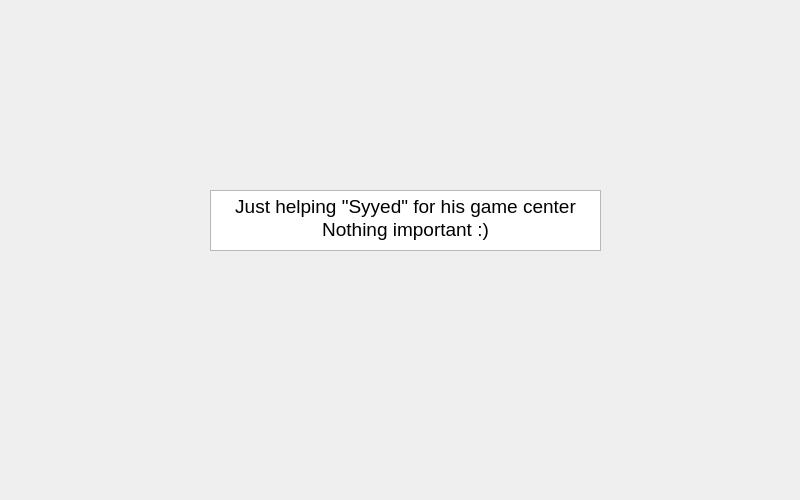
Before: the Qt Designer form aboutus.ui in rezaqomy/quse, drawn with Qt 5.
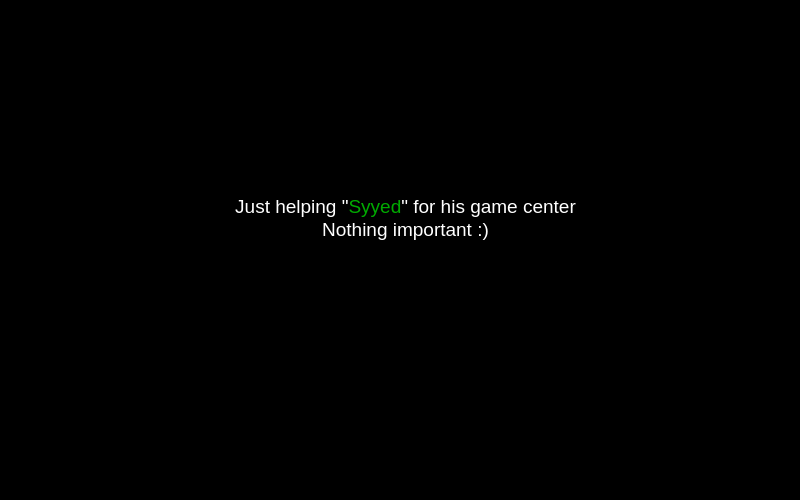
After: the same form once the commit is applied.

What changed in the file:
```diff
--- a/aboutus.ui
+++ b/aboutus.ui
@@ -14,7 +14,10 @@
    <string>About Us!</string>
   </property>
   <property name="autoFillBackground">
-   <bool>true</bool>
+   <bool>false</bool>
+  </property>
+  <property name="styleSheet">
+   <string notr="true">background-color: rgb(0, 0, 0);</string>
   </property>
   <widget class="QTextBrowser" name="textBrowser">
    <property name="geometry">
@@ -30,8 +33,8 @@
 &lt;html&gt;&lt;head&gt;&lt;meta name=&quot;qrichtext&quot; content=&quot;1&quot; /&gt;&lt;style type=&quot;text/css&quot;&gt;
 p, li { white-space: pre-wrap; }
 &lt;/style&gt;&lt;/head&gt;&lt;body style=&quot; font-family:'MS Shell Dlg 2'; font-size:8.25pt; font-weight:400; font-style:normal;&quot;&gt;
-&lt;p align=&quot;center&quot; style=&quot; margin-top:0px; margin-bottom:0px; margin-left:0px; margin-right:0px; -qt-block-indent:0; text-indent:0px;&quot;&gt;&lt;span style=&quot; font-size:14pt;&quot;&gt;Just helping &amp;quot;Syyed&amp;quot; for his game center&lt;/span&gt;&lt;/p&gt;
-&lt;p align=&quot;center&quot; style=&quot; margin-top:0px; margin-bottom:0px; margin-left:0px; margin-right:0px; -qt-block-indent:0; text-indent:0px;&quot;&gt;&lt;span style=&quot; font-size:14pt;&quot;&gt;Nothing important :)&lt;/span&gt;&lt;/p&gt;&lt;/body&gt;&lt;/html&gt;</string>
+&lt;p align=&quot;center&quot; style=&quot; margin-top:0px; margin-bottom:0px; margin-left:0px; margin-right:0px; -qt-block-indent:0; text-indent:0px;&quot;&gt;&lt;span style=&quot; font-size:14pt; color:#ffffff;&quot;&gt;Just helping &amp;quot;&lt;/span&gt;&lt;span style=&quot; font-size:14pt; color:#00aa00;&quot;&gt;Syyed&lt;/span&gt;&lt;span style=&quot; font-size:14pt; color:#ffffff;&quot;&gt;&amp;quot; for his game center&lt;/span&gt;&lt;/p&gt;
+&lt;p align=&quot;center&quot; style=&quot; margin-top:0px; margin-bottom:0px; margin-left:0px; margin-right:0px; -qt-block-indent:0; text-indent:0px;&quot;&gt;&lt;span style=&quot; font-size:14pt; color:#ffffff;&quot;&gt;Nothing important :)&lt;/span&gt;&lt;/p&gt;&lt;/body&gt;&lt;/html&gt;</string>
    </property>
   </widget>
  </widget>
```
